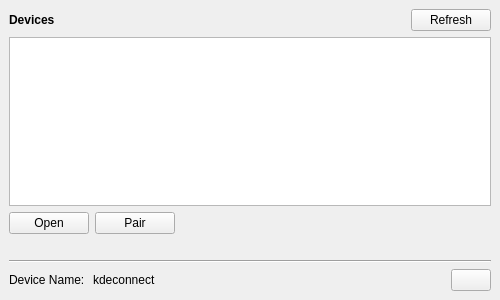
Qt form app/ui/mainwindow.ui (pikazh/kdeconnect-windows) before a commit.
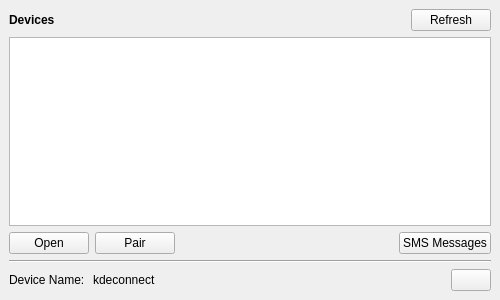
The same form after that commit.

Diff of the .ui file:
```diff
--- a/app/ui/mainwindow.ui
+++ b/app/ui/mainwindow.ui
@@ -105,25 +105,12 @@
         </property>
        </spacer>
       </item>
-     </layout>
-    </item>
-    <item>
-     <layout class="QVBoxLayout" name="verticalLayout_4">
       <item>
-       <spacer name="verticalSpacer">
-        <property name="orientation">
-         <enum>Qt::Orientation::Vertical</enum>
+       <widget class="QPushButton" name="smsButton">
+        <property name="text">
+         <string>SMS Messages</string>
         </property>
-        <property name="sizeType">
-         <enum>QSizePolicy::Policy::MinimumExpanding</enum>
-        </property>
-        <property name="sizeHint" stdset="0">
-         <size>
-          <width>20</width>
-          <height>20</height>
-         </size>
-        </property>
-       </spacer>
+       </widget>
       </item>
      </layout>
     </item>
```
